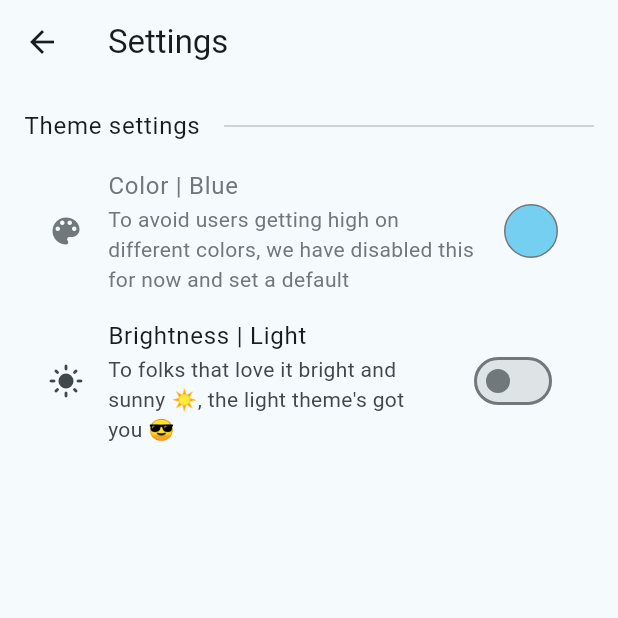
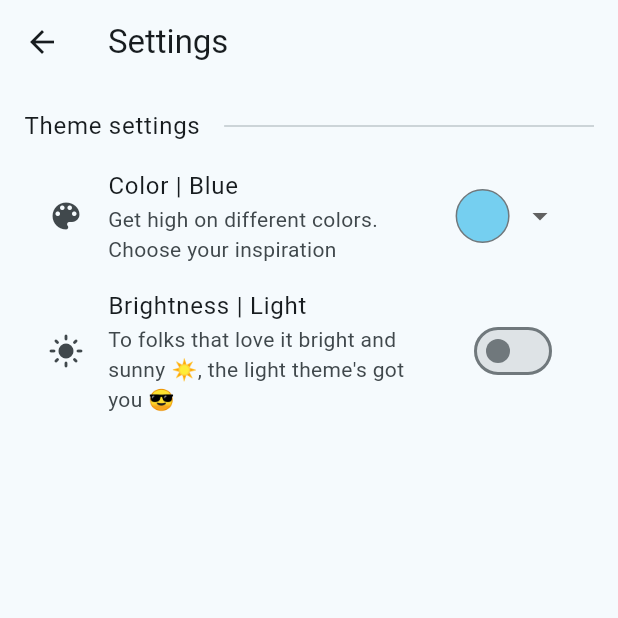
Before and after one commit to Daeon97/nim_track, a Flutter app: the screen it shows after launch, after a tap on the "settings" icon, on a phone screen of 412 x 824 dp, the top half of it. Run offline on Flutter 3.47's test engine with Material 2 defaults, Android fonts, the light colour scheme and no system bars; our stand-ins replace dartz, equatable, flutter_bloc, flutter_dotenv, get_it, hydrated_bloc; missing offline and left inert: amplify_api, amplify_flutter, mapbox_maps_flutter; statements that could not run were skipped.

Commit message:
Added three extra theme colors

```diff
--- a/lib/app.dart
+++ b/lib/app.dart
@@ -21,8 +21,8 @@ class App extends StatelessWidget {
             theme: ThemeData(
               useMaterial3: true,
               colorScheme: ColorScheme.fromSeed(
-                seedColor: themeState.themeEntity.seedColor,
-                brightness: themeState.themeEntity.brightness,
+                seedColor: themeState.themeEntity.actualSeedColor,
+                brightness: themeState.themeEntity.actualBrightness,
               ),
             ),
             onGenerateRoute: _routes,
--- a/lib/core/resources/colors.dart
+++ b/lib/core/resources/colors.dart
@@ -3,5 +3,8 @@
 import 'package:flutter/material.dart';
 
 const baseColorBlue = Color(0xFF75CFF0);
+const baseColorYellow = Color(0xFFF0EA75);
+const baseColorPurple = Color(0xFFB075F0);
+const baseColorOrange = Color(0xFFF09675);
 final nodeAvailableColor = Colors.green.shade300;
 final nodeProblemsColor = Colors.red.shade300;
--- a/lib/core/resources/strings.dart
+++ b/lib/core/resources/strings.dart
@@ -19,8 +19,8 @@ const coordinatesJsonKey = 'coordinates';
 const geohashJsonKey = 'hash';
 const latLngJsonKey = 'lat_lng';
 
-const seedColorKey = 'seed_color';
-const brightnessKey = 'brightness';
+const fakeSeedColorKey = 'fake_seed_color';
+const fakeBrightnessKey = 'fake_brightness';
 
 // Env file name
 const envFileName = '.env';
@@ -42,8 +42,11 @@ const darkThemeExplanationLiteral =
     'To folks that love it dark and cool 🌑, the dark theme is the way to go 🌚';
 const colorLiteral = 'Color';
 const blueLiteral = 'Blue';
+const yellowLiteral = 'Yellow';
+const purpleLiteral = 'Purple';
+const orangeLiteral = 'Orange';
 const colorExplanationLiteral =
-    'To avoid users getting high on different colors, we have disabled this for now and set a default';
+    'Get high on different colors. Choose your inspiration';
 
 // Special characters
 const percentage = '%';
--- a/lib/core/utils/enums.dart
+++ b/lib/core/utils/enums.dart
@@ -2,4 +2,4 @@
 
 enum Brightness { light, dark }
 
-enum SeedColor { blue }
+enum SeedColor { blue, yellow, purple, orange }
--- a/lib/features/settings/data/repositories/theme_repository_implementation.dart
+++ b/lib/features/settings/data/repositories/theme_repository_implementation.dart
@@ -19,17 +19,9 @@ class ThemeRepositoryImplementation implements ThemeRepository {
   Map<String, dynamic> fromEntityToJson({
     required ThemeEntity themeEntity,
   }) {
-    final fakeSeedColor =
-        switch (themeEntity.seedColor) { _ => enums.SeedColor.blue };
-
-    final fakeBrightness = switch (themeEntity.brightness) {
-      Brightness.light => enums.Brightness.light,
-      Brightness.dark => enums.Brightness.dark
-    };
-
     final themeModel = ThemeModel(
-      seedColor: fakeSeedColor,
-      brightness: fakeBrightness,
+      fakeSeedColor: themeEntity.fakeSeedColor,
+      fakeBrightness: themeEntity.fakeBrightness,
     );
 
     final themeJson = themeDataSource.fromModelToJson(
@@ -46,57 +38,62 @@ class ThemeRepositoryImplementation implements ThemeRepository {
     final themeModel = themeDataSource.fromJsonToModel(
       json: json,
     );
-    final seedColor = themeModel.seedColor;
-    final brightness = themeModel.brightness;
+    final fakeSeedColor = themeModel.fakeSeedColor;
+    final fakeBrightness = themeModel.fakeBrightness;
 
     final (
       actualSeedColor,
       actualBrightness,
     ) = _computeActualSeedColorAndBrightness(
-      seedColor: seedColor,
-      brightness: brightness,
+      fakeSeedColor: fakeSeedColor,
+      fakeBrightness: fakeBrightness,
     );
 
     return ThemeEntity(
-      seedColor: actualSeedColor,
-      brightness: actualBrightness,
+      actualSeedColor: actualSeedColor,
+      fakeSeedColor: fakeSeedColor,
+      actualBrightness: actualBrightness,
+      fakeBrightness: fakeBrightness,
     );
   }
 
   @override
   ThemeEntity call({
-    required enums.SeedColor seedColor,
-    required enums.Brightness brightness,
+    required enums.SeedColor fakeSeedColor,
+    required enums.Brightness fakeBrightness,
   }) {
     final (
       actualSeedColor,
       actualBrightness,
     ) = _computeActualSeedColorAndBrightness(
-      seedColor: seedColor,
-      brightness: brightness,
+      fakeSeedColor: fakeSeedColor,
+      fakeBrightness: fakeBrightness,
     );
 
     return ThemeEntity(
-      seedColor: actualSeedColor,
-      brightness: actualBrightness,
+      actualSeedColor: actualSeedColor,
+      fakeSeedColor: fakeSeedColor,
+      actualBrightness: actualBrightness,
+      fakeBrightness: fakeBrightness,
     );
   }
 
   (Color, Brightness) _computeActualSeedColorAndBrightness({
-    required enums.SeedColor seedColor,
-    required enums.Brightness brightness,
+    required enums.SeedColor fakeSeedColor,
+    required enums.Brightness fakeBrightness,
   }) {
-    final actualSeedColor =
-        switch (seedColor) { enums.SeedColor.blue => baseColorBlue };
-
-    final actualBrightness = switch (brightness) {
-      enums.Brightness.light => Brightness.light,
-      enums.Brightness.dark => Brightness.dark,
+    final actualSeedColor = switch (fakeSeedColor) {
+      enums.SeedColor.blue => baseColorBlue,
+      enums.SeedColor.yellow => baseColorYellow,
+      enums.SeedColor.purple => baseColorPurple,
+      enums.SeedColor.orange => baseColorOrange
     };
 
-    return (
-      actualSeedColor,
-      actualBrightness,
-    );
+    final actualBrightness = switch (fakeBrightness) {
+      enums.Brightness.light => Brightness.light,
+      enums.Brightness.dark => Brightness.dark
+    };
+
+    return (actualSeedColor, actualBrightness);
   }
 }
--- a/lib/features/settings/domain/entities/theme_entity.dart
+++ b/lib/features/settings/domain/entities/theme_entity.dart
@@ -1,13 +1,18 @@
 // ignore_for_file: public_member_api_docs
 
 import 'package:flutter/material.dart';
+import 'package:nim_track/core/utils/enums.dart' as enums;
 
 final class ThemeEntity {
   const ThemeEntity({
-    required this.seedColor,
-    required this.brightness,
+    required this.actualSeedColor,
+    required this.fakeSeedColor,
+    required this.actualBrightness,
+    required this.fakeBrightness,
   });
 
-  final Color seedColor;
-  final Brightness brightness;
+  final Color actualSeedColor;
+  final enums.SeedColor fakeSeedColor;
+  final Brightness actualBrightness;
+  final enums.Brightness fakeBrightness;
 }
--- a/lib/features/settings/domain/repositories/theme_repository.dart
+++ b/lib/features/settings/domain/repositories/theme_repository.dart
@@ -13,7 +13,7 @@ abstract interface class ThemeRepository {
   });
 
   ThemeEntity call({
-    required enums.SeedColor seedColor,
-    required enums.Brightness brightness,
+    required enums.SeedColor fakeSeedColor,
+    required enums.Brightness fakeBrightness,
   });
 }
--- a/lib/features/settings/domain/use_cases/theme_use_case.dart
+++ b/lib/features/settings/domain/use_cases/theme_use_case.dart
@@ -26,11 +26,11 @@ class ThemeUseCase {
       );
 
   ThemeEntity call({
-    required enums.SeedColor seedColor,
-    required enums.Brightness brightness,
+    required enums.SeedColor fakeSeedColor,
+    required enums.Brightness fakeBrightness,
   }) =>
       themeRepository(
-        seedColor: seedColor,
-        brightness: brightness,
+        fakeSeedColor: fakeSeedColor,
+        fakeBrightness: fakeBrightness,
       );
 }
--- a/lib/features/settings/presentation/blocs/theme_bloc/theme_bloc.dart
+++ b/lib/features/settings/presentation/blocs/theme_bloc/theme_bloc.dart
@@ -16,16 +16,16 @@ class ThemeBloc extends HydratedBloc<ThemeEvent, ThemeState> {
   }) : super(
           ThemeState(
             themeEntity: themeUseCase(
-              seedColor: enums.SeedColor.blue,
-              brightness: enums.Brightness.light,
+              fakeSeedColor: enums.SeedColor.blue,
+              fakeBrightness: enums.Brightness.light,
             ),
           ),
         ) {
     on<ThemeEvent>(
       (event, emit) {
         final themeEntity = themeUseCase(
-          seedColor: event.seedColor,
-          brightness: event.brightness,
+          fakeSeedColor: event.fakeSeedColor,
+          fakeBrightness: event.fakeBrightness,
         );
 
         emit(
--- a/lib/features/settings/presentation/blocs/theme_bloc/theme_event.dart
+++ b/lib/features/settings/presentation/blocs/theme_bloc/theme_event.dart
@@ -4,16 +4,16 @@ part of 'theme_bloc.dart';
 
 final class ThemeEvent extends Equatable {
   const ThemeEvent({
-    required this.seedColor,
-    required this.brightness,
+    required this.fakeSeedColor,
+    required this.fakeBrightness,
   });
 
-  final enums.SeedColor seedColor;
-  final enums.Brightness brightness;
+  final enums.SeedColor fakeSeedColor;
+  final enums.Brightness fakeBrightness;
 
   @override
   List<Object?> get props => [
-        seedColor,
-        brightness,
+        fakeSeedColor,
+        fakeBrightness,
       ];
 }
--- a/lib/features/settings/presentation/widgets/theme_section.dart
+++ b/lib/features/settings/presentation/widgets/theme_section.dart
@@ -31,37 +31,82 @@ class ThemeSection extends StatelessWidget {
           const SizedBox(
             height: smallSpacing,
           ),
-          ListTile(
+          BlocBuilder<ThemeBloc, ThemeState>(
+            builder: (themeContext, themeState) => ListTile(
               shape: RoundedRectangleBorder(
                 borderRadius: BorderRadiusDirectional.circular(
                   smallSpacing,
                 ),
               ),
-            leading: Icon(
+              leading: const Icon(
                 Icons.color_lens,
-              color: Theme.of(context).dividerColor,
               ),
               title: Text(
-              colorLiteral + tabSpace + verticalBar + tabSpace + blueLiteral,
-              style: TextStyle(
-                color: Theme.of(context).dividerColor,
+                colorLiteral +
+                    tabSpace +
+                    verticalBar +
+                    tabSpace +
+                    switch (themeState.themeEntity.fakeSeedColor) {
+                      enums.SeedColor.blue => blueLiteral,
+                      enums.SeedColor.yellow => yellowLiteral,
+                      enums.SeedColor.purple => purpleLiteral,
+                      enums.SeedColor.orange => orangeLiteral
+                    },
               ),
+              subtitle: const Text(
+                colorExplanationLiteral,
               ),
-            subtitle: Text(
-              colorExplanationLiteral,
-              style: TextStyle(
-                color: Theme.of(context).dividerColor,
+              trailing: Stack(
+                alignment: AlignmentDirectional.center,
+                children: [
+                  Container(
+                    margin: const EdgeInsetsDirectional.only(
+                      end: spacing + smallSpacing,
                     ),
-            ),
-            trailing: Container(
                     width: largeSpacing + tinySpacing + tinySpacing,
                     height: largeSpacing + tinySpacing + tinySpacing,
                     decoration: BoxDecoration(
                       shape: BoxShape.circle,
-                color: baseColorBlue,
+                      color: themeState.themeEntity.actualSeedColor,
                       border: Border.all(
                         color: Theme.of(context).dividerColor,
                       ),
+                    ),
+                  ),
+                  DropdownButtonHideUnderline(
+                    child: DropdownButton<String>(
+                      borderRadius: BorderRadius.circular(
+                        spacing,
+                      ),
+                      items: List<DropdownMenuItem<String>>.generate(
+                        tinySpacing.toInt() + tinySpacing.toInt(),
+                        (index) => DropdownMenuItem<String>(
+                          value: index == nil.toInt()
+                              ? blueLiteral
+                              : index == veryTinySpacing.toInt()
+                                  ? yellowLiteral
+                                  : index == tinySpacing.toInt()
+                                      ? purpleLiteral
+                                      : orangeLiteral,
+                          child: Text(
+                            index == nil.toInt()
+                                ? blueLiteral
+                                : index == veryTinySpacing.toInt()
+                                    ? yellowLiteral
+                                    : index == tinySpacing.toInt()
+                                        ? purpleLiteral
+                                        : orangeLiteral,
+                          ),
+                        ),
+                      ),
+                      onChanged: (value) => _onColorClicked(
+                        themeContext: themeContext,
+                        value: value ?? blueLiteral,
+                        themeState: themeState,
+                      ),
+                    ),
+                  ),
+                ],
               ),
             ),
           ),
@@ -72,69 +117,79 @@ class ThemeSection extends StatelessWidget {
                   smallSpacing,
                 ),
               ),
-              onTap: () {
-                switch (themeState.themeEntity.brightness) {
-                  case Brightness.light:
-                    themeContext.read<ThemeBloc>().add(
-                          const ThemeEvent(
-                            seedColor: enums.SeedColor.blue,
-                            brightness: enums.Brightness.dark,
-                          ),
-                        );
-                  case Brightness.dark:
-                    themeContext.read<ThemeBloc>().add(
-                          const ThemeEvent(
-                            seedColor: enums.SeedColor.blue,
-                            brightness: enums.Brightness.light,
-                          ),
-                        );
-                }
-              },
               title: Text(
                 brightnessLiteral +
                     tabSpace +
                     verticalBar +
                     tabSpace +
-                    switch (themeState.themeEntity.brightness) {
-                      Brightness.light => lightLiteral,
-                      Brightness.dark => darkLiteral
+                    switch (themeState.themeEntity.fakeBrightness) {
+                      enums.Brightness.light => lightLiteral,
+                      enums.Brightness.dark => darkLiteral
                     },
               ),
               subtitle: Text(
-                switch (themeState.themeEntity.brightness) {
-                  Brightness.light => lightThemeExplanationLiteral,
-                  Brightness.dark => darkThemeExplanationLiteral
+                switch (themeState.themeEntity.fakeBrightness) {
+                  enums.Brightness.light => lightThemeExplanationLiteral,
+                  enums.Brightness.dark => darkThemeExplanationLiteral
                 },
               ),
               leading: Icon(
-                switch (themeState.themeEntity.brightness) {
-                  Brightness.light => Icons.light_mode,
-                  Brightness.dark => Icons.dark_mode
+                switch (themeState.themeEntity.fakeBrightness) {
+                  enums.Brightness.light => Icons.light_mode,
+                  enums.Brightness.dark => Icons.dark_mode
                 },
               ),
               trailing: Switch(
-                value: themeState.themeEntity.brightness == Brightness.dark,
-                onChanged: (_) {
-                  switch (themeState.themeEntity.brightness) {
-                    case Brightness.light:
-                      themeContext.read<ThemeBloc>().add(
-                            const ThemeEvent(
-                              seedColor: enums.SeedColor.blue,
-                              brightness: enums.Brightness.dark,
+                value: themeState.themeEntity.fakeBrightness ==
+                    enums.Brightness.dark,
+                onChanged: (_) => _onBrightnessClicked(
+                  themeContext: themeContext,
+                  themeState: themeState,
                 ),
-                          );
-                    case Brightness.dark:
-                      themeContext.read<ThemeBloc>().add(
-                            const ThemeEvent(
-                              seedColor: enums.SeedColor.blue,
-                              brightness: enums.Brightness.light,
-                            ),
-                          );
-                  }
-                },
               ),
             ),
           ),
         ],
       );
+
+  void _onBrightnessClicked({
+    required BuildContext themeContext,
+    required ThemeState themeState,
+  }) {
+    switch (themeState.themeEntity.fakeBrightness) {
+      case enums.Brightness.light:
+        themeContext.read<ThemeBloc>().add(
+              ThemeEvent(
+                fakeSeedColor: themeState.themeEntity.fakeSeedColor,
+                fakeBrightness: enums.Brightness.dark,
+              ),
+            );
+      case enums.Brightness.dark:
+        themeContext.read<ThemeBloc>().add(
+              ThemeEvent(
+                fakeSeedColor: themeState.themeEntity.fakeSeedColor,
+                fakeBrightness: enums.Brightness.light,
+              ),
+            );
     }
+  }
+
+  void _onColorClicked({
+    required BuildContext themeContext,
+    required String value,
+    required ThemeState themeState,
+  }) {
+    final fakeSeedColor = switch (value) {
+      yellowLiteral => enums.SeedColor.yellow,
+      purpleLiteral => enums.SeedColor.purple,
+      orangeLiteral => enums.SeedColor.orange,
+      _ => enums.SeedColor.blue,
+    };
+    themeContext.read<ThemeBloc>().add(
+          ThemeEvent(
+            fakeSeedColor: fakeSeedColor,
+            fakeBrightness: themeState.themeEntity.fakeBrightness,
+          ),
+        );
+  }
+}
--- a/lib/features/tracker_module/presentation/screens/home_screen.dart
+++ b/lib/features/tracker_module/presentation/screens/home_screen.dart
@@ -1,14 +1,12 @@
 // ignore_for_file: public_member_api_docs
 
-import 'package:amplify_api/amplify_api.dart';
-import 'package:amplify_flutter/amplify_flutter.dart';
 import 'package:flutter/material.dart';
 import 'package:flutter_bloc/flutter_bloc.dart';
 import 'package:flutter_dotenv/flutter_dotenv.dart';
 import 'package:mapbox_maps_flutter/mapbox_maps_flutter.dart';
-import 'package:nim_track/amplifyconfiguration.dart';
 import 'package:nim_track/core/resources/numbers.dart';
 import 'package:nim_track/core/resources/strings.dart';
+import 'package:nim_track/core/utils/enums.dart' as enums;
 import 'package:nim_track/features/settings/presentation/blocs/theme_bloc/theme_bloc.dart';
 import 'package:nim_track/features/tracker_module/presentation/widgets/dashboard_sheet.dart';
 // import 'package:mapbox_maps_flutter/mapbox_maps_flutter.dart';
@@ -52,10 +50,10 @@ class _HomeScreenState extends State<HomeScreen> {
                   resourceOptions: ResourceOptions(
                     accessToken: dotenv.env[mapboxSecretTokenKeyName]!,
                   ),
-                  styleUri:
-                      themeState.themeEntity.brightness == Brightness.light
-                          ? MapboxStyles.MAPBOX_STREETS
-                          : MapboxStyles.DARK,
+                  styleUri: themeState.themeEntity.fakeBrightness ==
+                          enums.Brightness.light
+                      ? MapboxStyles.MAPBOX_STREETS
+                      : MapboxStyles.DARK,
                 ),
               ),
               Padding(
```
Also changed, not shown: lib/features/settings/data/data_sources/theme_data_source.dart (+4 -4 lines), lib/features/settings/data/models/theme_model.dart (+6 -5 lines), lib/features/settings/data/models/theme_model.g.dart. Lines whose indentation alone changed are shown as unchanged.
